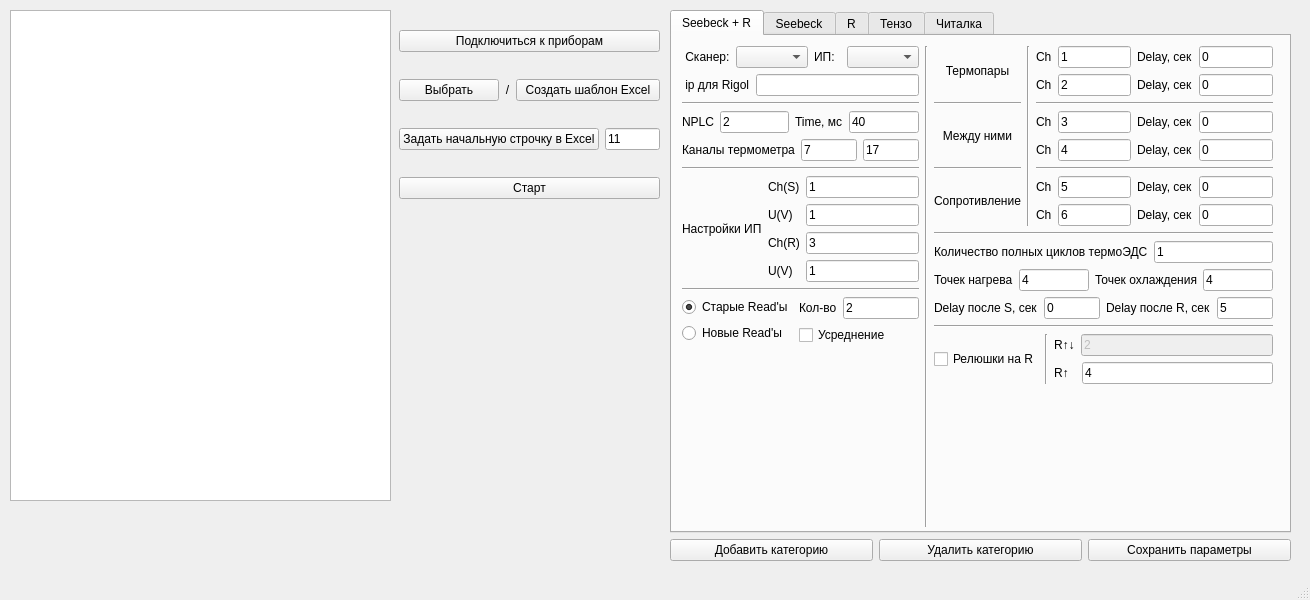
First picture: the form in assets/mainIIC2.ui, repository JuustR/IIC, before the edit.
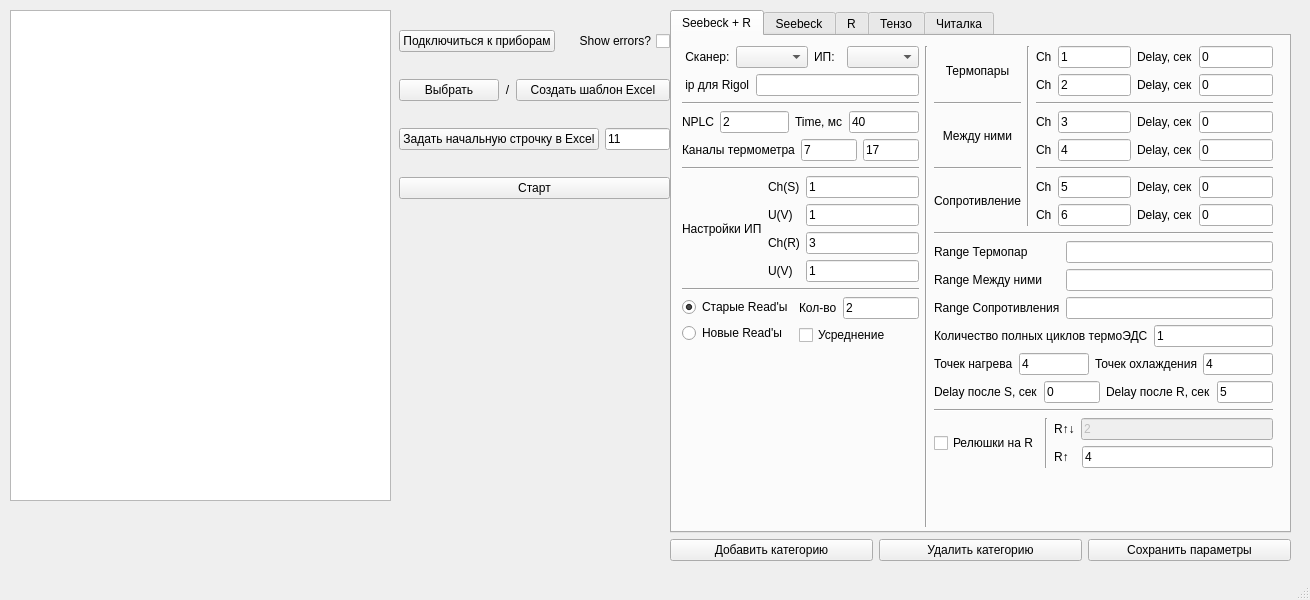
Second picture: the form after the edit.

Commit message: Added connection to instruments, start to work with measurings

The edit to the form file:
```diff
--- a/assets/mainIIC2.ui
+++ b/assets/mainIIC2.ui
@@ -28,17 +28,40 @@
      <rect>
       <x>399</x>
       <y>9</y>
-      <width>261</width>
+      <width>271</width>
       <height>211</height>
      </rect>
     </property>
     <layout class="QVBoxLayout" name="MainVL">
      <item>
-      <widget class="QPushButton" name="InstrumentsButton">
-       <property name="text">
-        <string>Подключиться к приборам</string>
-       </property>
-      </widget>
+      <layout class="QHBoxLayout" name="horizontalLayout_7">
+       <item>
+        <widget class="QPushButton" name="InstrumentsButton">
+         <property name="sizePolicy">
+          <sizepolicy hsizetype="Maximum" vsizetype="Fixed">
+           <horstretch>0</horstretch>
+           <verstretch>0</verstretch>
+          </sizepolicy>
+         </property>
+         <property name="autoFillBackground">
+          <bool>false</bool>
+         </property>
+         <property name="text">
+          <string>Подключиться к приборам</string>
+         </property>
+        </widget>
+       </item>
+       <item>
+        <widget class="QCheckBox" name="show_errorsCB">
+         <property name="layoutDirection">
+          <enum>Qt::RightToLeft</enum>
+         </property>
+         <property name="text">
+          <string>Show errors?</string>
+         </property>
+        </widget>
+       </item>
+      </layout>
      </item>
      <item>
       <layout class="QHBoxLayout" name="TemplateHL">
@@ -763,6 +786,48 @@
               </property>
              </widget>
             </item>
+            <item>
+             <layout class="QHBoxLayout" name="horizontalLayout_8">
+              <item>
+               <layout class="QVBoxLayout" name="verticalLayout">
+                <item>
+                 <widget class="QLabel" name="label_39">
+                  <property name="text">
+                   <string>Range Термопар</string>
+                  </property>
+                 </widget>
+                </item>
+                <item>
+                 <widget class="QLabel" name="label_37">
+                  <property name="text">
+                   <string>Range Между ними</string>
+                  </property>
+                 </widget>
+                </item>
+                <item>
+                 <widget class="QLabel" name="label_38">
+                  <property name="text">
+                   <string>Range Сопротивления</string>
+                  </property>
+                 </widget>
+                </item>
+               </layout>
+              </item>
+              <item>
+               <layout class="QVBoxLayout" name="verticalLayout_2">
+                <item>
+                 <widget class="QLineEdit" name="rangeCh12"/>
+                </item>
+                <item>
+                 <widget class="QLineEdit" name="rangeCh34"/>
+                </item>
+                <item>
+                 <widget class="QLineEdit" name="rangeCh56"/>
+                </item>
+               </layout>
+              </item>
+             </layout>
+            </item>
             <item>
              <layout class="QHBoxLayout" name="horizontalLayout_12">
               <item>
```
The commit also changes 8 other files.
